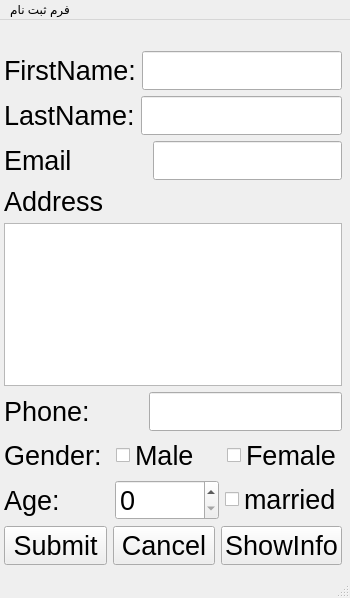
Above: session-9/mainform.ui from alirezaunix/PyAvd-02 before the change. Below: the same form after it.
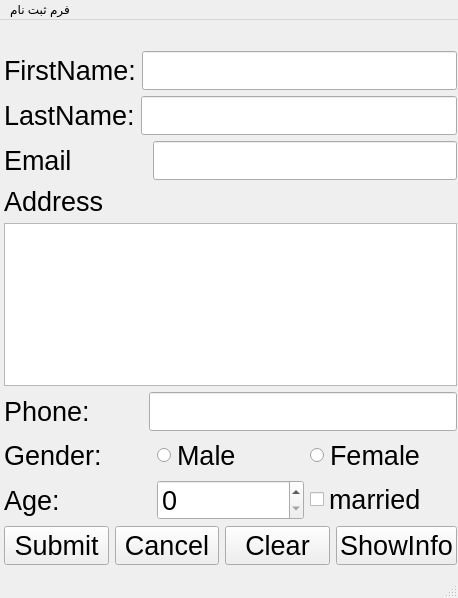
That is the form after the change.

Commit message: Session #9b

What changed in the file:
```diff
--- a/session-9/mainform.ui
+++ b/session-9/mainform.ui
@@ -6,7 +6,7 @@
    <rect>
     <x>0</x>
     <y>0</y>
-    <width>350</width>
+    <width>458</width>
     <height>598</height>
    </rect>
   </property>
@@ -23,12 +23,12 @@
    <string/>
   </property>
   <widget class="QWidget" name="centralwidget">
-   <widget class="QWidget" name="">
+   <widget class="QWidget" name="layoutWidget">
     <property name="geometry">
      <rect>
       <x>4</x>
       <y>31</y>
-      <width>338</width>
+      <width>453</width>
       <height>514</height>
      </rect>
     </property>
@@ -134,6 +134,13 @@
          <height>16000000</height>
         </size>
        </property>
+       <property name="html">
+        <string>&lt;!DOCTYPE HTML PUBLIC &quot;-//W3C//DTD HTML 4.0//EN&quot; &quot;http://www.w3.org/TR/REC-html40/strict.dtd&quot;&gt;
+&lt;html&gt;&lt;head&gt;&lt;meta name=&quot;qrichtext&quot; content=&quot;1&quot; /&gt;&lt;style type=&quot;text/css&quot;&gt;
+p, li { white-space: pre-wrap; }
+&lt;/style&gt;&lt;/head&gt;&lt;body style=&quot; font-family:'.AppleSystemUIFont'; font-size:13pt; font-weight:400; font-style:normal;&quot;&gt;
+&lt;p style=&quot;-qt-paragraph-type:empty; margin-top:0px; margin-bottom:0px; margin-left:0px; margin-right:0px; -qt-block-indent:0; text-indent:0px; font-weight:296;&quot;&gt;&lt;br /&gt;&lt;/p&gt;&lt;/body&gt;&lt;/html&gt;</string>
+       </property>
       </widget>
      </item>
      <item>
@@ -176,7 +183,7 @@
         </widget>
        </item>
        <item>
-        <widget class="QCheckBox" name="checkbox_male">
+        <widget class="QRadioButton" name="radio_male">
          <property name="font">
           <font>
            <pointsize>20</pointsize>
@@ -188,7 +195,7 @@
         </widget>
        </item>
        <item>
-        <widget class="QCheckBox" name="checkbox_female">
+        <widget class="QRadioButton" name="radio_female">
          <property name="font">
           <font>
            <pointsize>20</pointsize>
@@ -247,6 +254,9 @@
            <pointsize>20</pointsize>
           </font>
          </property>
+         <property name="styleSheet">
+          <string notr="true"/>
+         </property>
          <property name="text">
           <string>Submit</string>
          </property>
@@ -264,6 +274,18 @@
          </property>
         </widget>
        </item>
+       <item>
+        <widget class="QPushButton" name="btn_clear">
+         <property name="font">
+          <font>
+           <pointsize>20</pointsize>
+          </font>
+         </property>
+         <property name="text">
+          <string>Clear</string>
+         </property>
+        </widget>
+       </item>
        <item>
         <widget class="QPushButton" name="btn_showinfo">
          <property name="font">
@@ -286,7 +308,7 @@
     <rect>
      <x>0</x>
      <y>0</y>
-     <width>350</width>
+     <width>458</width>
      <height>24</height>
     </rect>
    </property>
```
Left out of the diff: 74 changed lines with no effect on the pictures. The commit also changes 2 other files.
